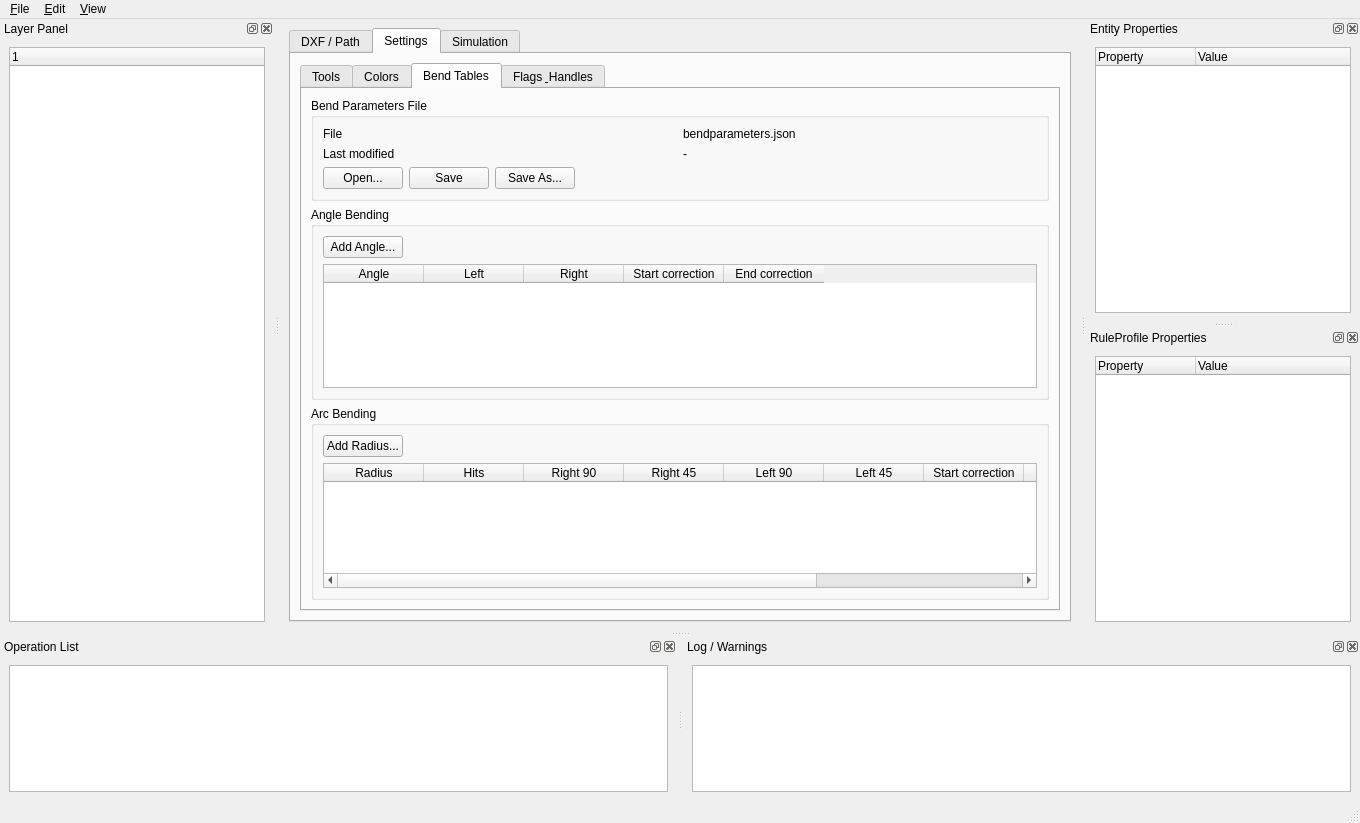
Above: src/ui/mainwindow.ui from xetapx/FoxBender before the change. Below: the same form after it.
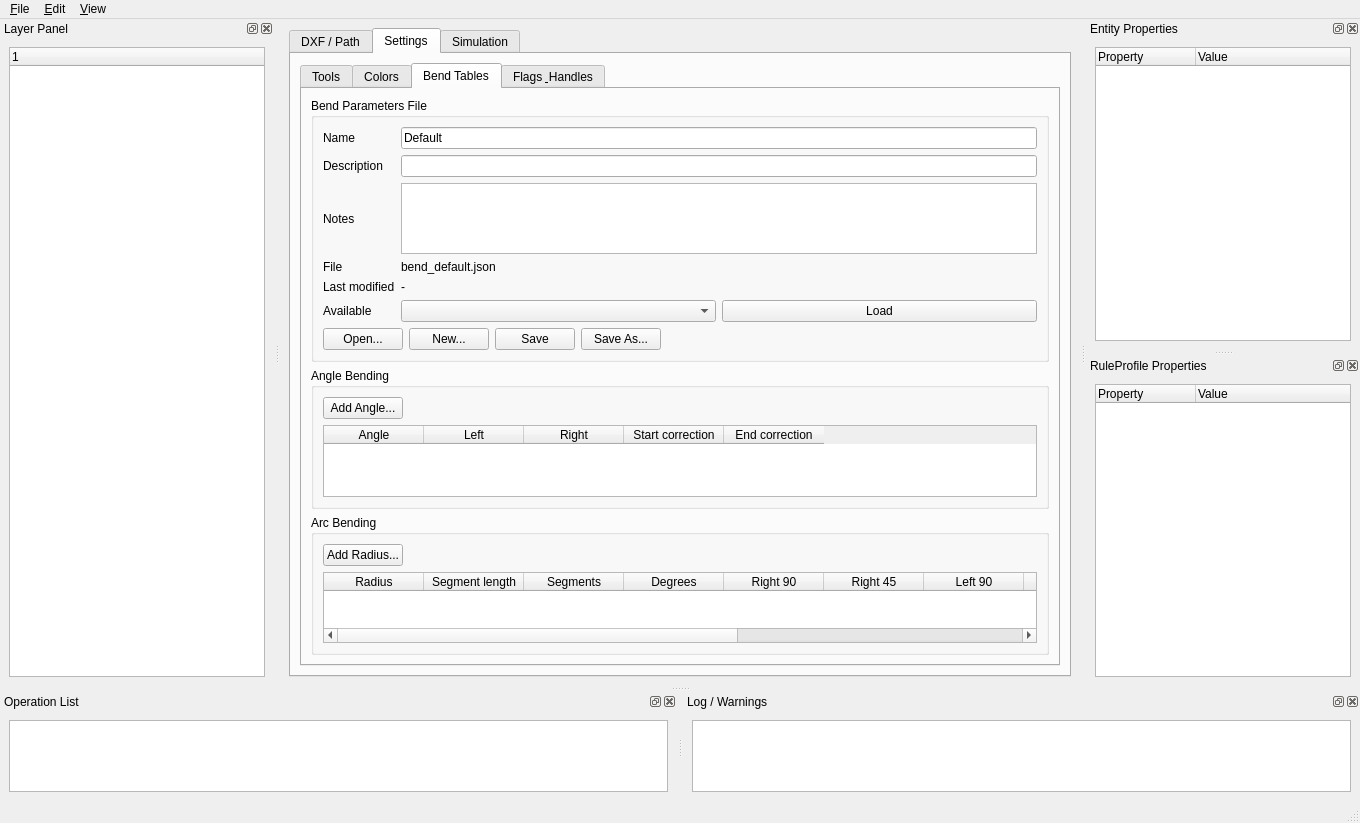
That is the form after the change. Custom widgets are drawn as their Qt base class.

Commit message: Improve bend parameter sets and arc bend tables

Diff of the .ui file:
```diff
--- a/src/ui/mainwindow.ui
+++ b/src/ui/mainwindow.ui
@@ -469,45 +469,111 @@
                <item row="0" column="0">
                 <widget class="QLabel" name="labelBendParametersName">
                  <property name="text">
-                  <string>File</string>
+                  <string>Name</string>
                  </property>
                 </widget>
                </item>
                <item row="0" column="1">
-                <widget class="QLabel" name="bendParametersNameValue">
+                <widget class="QLineEdit" name="bendParametersNameEdit">
                  <property name="text">
-                  <string>bendparameters.json</string>
+                  <string>Default</string>
                  </property>
                 </widget>
                </item>
                <item row="1" column="0">
+                <widget class="QLabel" name="labelBendParametersDescription">
+                 <property name="text">
+                  <string>Description</string>
+                 </property>
+                </widget>
+               </item>
+               <item row="1" column="1">
+                <widget class="QLineEdit" name="bendParametersDescriptionEdit"/>
+               </item>
+               <item row="2" column="0">
+                <widget class="QLabel" name="labelBendParametersNotes">
+                 <property name="text">
+                  <string>Notes</string>
+                 </property>
+                </widget>
+               </item>
+               <item row="2" column="1">
+                <widget class="QPlainTextEdit" name="bendParametersNotesEdit">
+                 <property name="maximumHeight">
+                  <number>70</number>
+                 </property>
+                </widget>
+               </item>
+               <item row="3" column="0">
+                <widget class="QLabel" name="labelBendParametersFile">
+                 <property name="text">
+                  <string>File</string>
+                 </property>
+                </widget>
+               </item>
+               <item row="3" column="1">
+                <widget class="QLabel" name="bendParametersFileValue">
+                 <property name="text">
+                  <string>bend_default.json</string>
+                 </property>
+                </widget>
+               </item>
+               <item row="4" column="0">
                 <widget class="QLabel" name="labelBendParametersModified">
                  <property name="text">
                   <string>Last modified</string>
                  </property>
                 </widget>
                </item>
-               <item row="1" column="1">
+               <item row="4" column="1">
                 <widget class="QLabel" name="bendParametersModifiedValue">
                  <property name="text">
                   <string>-</string>
                  </property>
                 </widget>
                </item>
-               <item row="2" column="0" colspan="2">
+               <item row="5" column="0">
+                <widget class="QLabel" name="labelAvailableBendParameters">
+                 <property name="text">
+                  <string>Available</string>
+                 </property>
+                </widget>
+               </item>
+               <item row="5" column="1">
+                <layout class="QHBoxLayout" name="horizontalLayout_13">
+                 <item>
+                  <widget class="QComboBox" name="bendParametersFileComboBox"/>
+                 </item>
+                 <item>
+                  <widget class="QPushButton" name="loadBendParametersButton">
+                   <property name="text">
+                    <string>Load</string>
+                   </property>
+                  </widget>
+                 </item>
+                </layout>
+               </item>
+               <item row="6" column="0" colspan="2">
                 <layout class="QHBoxLayout" name="horizontalLayout_12">
                  <item>
-                  <widget class="QPushButton" name="openBendParametersButton">
-                   <property name="text">
-                    <string>Open...</string>
-                   </property>
-                  </widget>
-                 </item>
-                 <item>
-                  <widget class="QPushButton" name="saveBendParametersButton">
-                   <property name="text">
-                    <string>Save</string>
-                   </property>
+                 <widget class="QPushButton" name="openBendParametersButton">
+                  <property name="text">
+                   <string>Open...</string>
+                  </property>
+                 </widget>
+                </item>
+                <item>
+                 <widget class="QPushButton" name="newBendParametersButton">
+                  <property name="text">
+                   <string>New...</string>
+                  </property>
+                 </widget>
+                </item>
+                <item>
+                 <widget class="QPushButton" name="saveBendParametersButton">
+                  <property name="text">
+                   <string>Save</string>
+                  </property>
                   </widget>
                  </item>
                  <item>
@@ -633,7 +699,7 @@
                <item>
                 <widget class="QTableWidget" name="arcBendTableWidget">
                  <property name="columnCount">
-                  <number>10</number>
+                  <number>12</number>
                  </property>
                  <column>
                   <property name="text">
@@ -642,7 +708,17 @@
                  </column>
                  <column>
                   <property name="text">
-                   <string>Hits</string>
+                   <string>Segment length</string>
+                  </property>
+                 </column>
+                 <column>
+                  <property name="text">
+                   <string>Segments</string>
+                  </property>
+                 </column>
+                 <column>
+                  <property name="text">
+                   <string>Degrees</string>
                   </property>
                  </column>
                  <column>
```
The commit also changes 5 other files.
